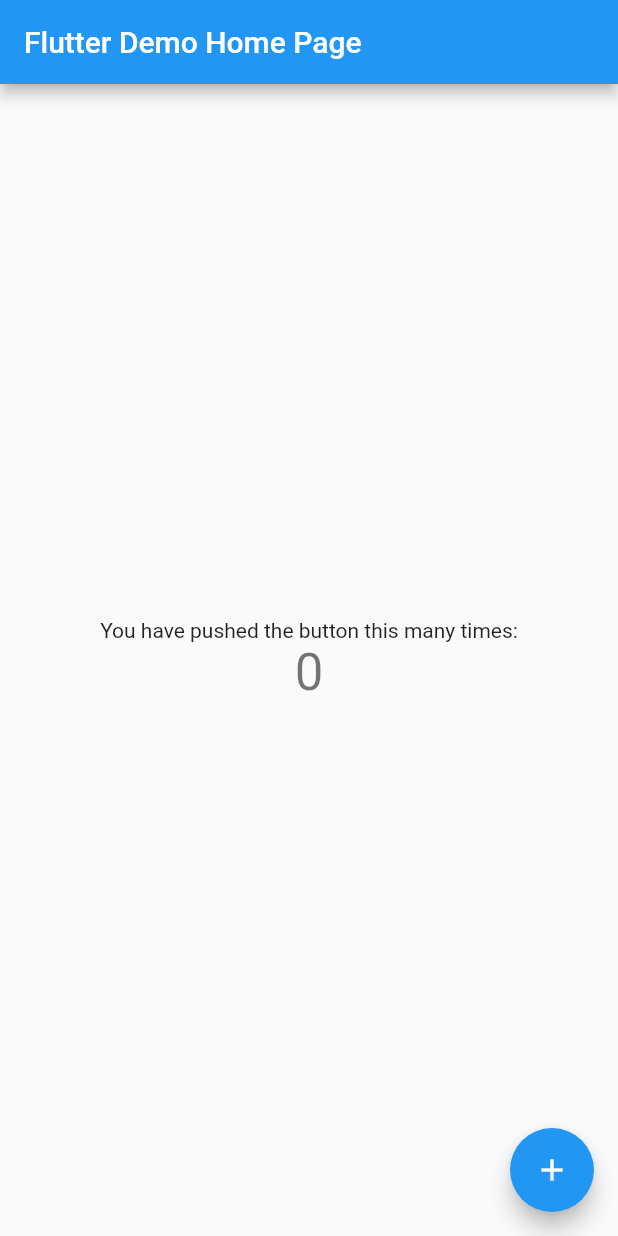
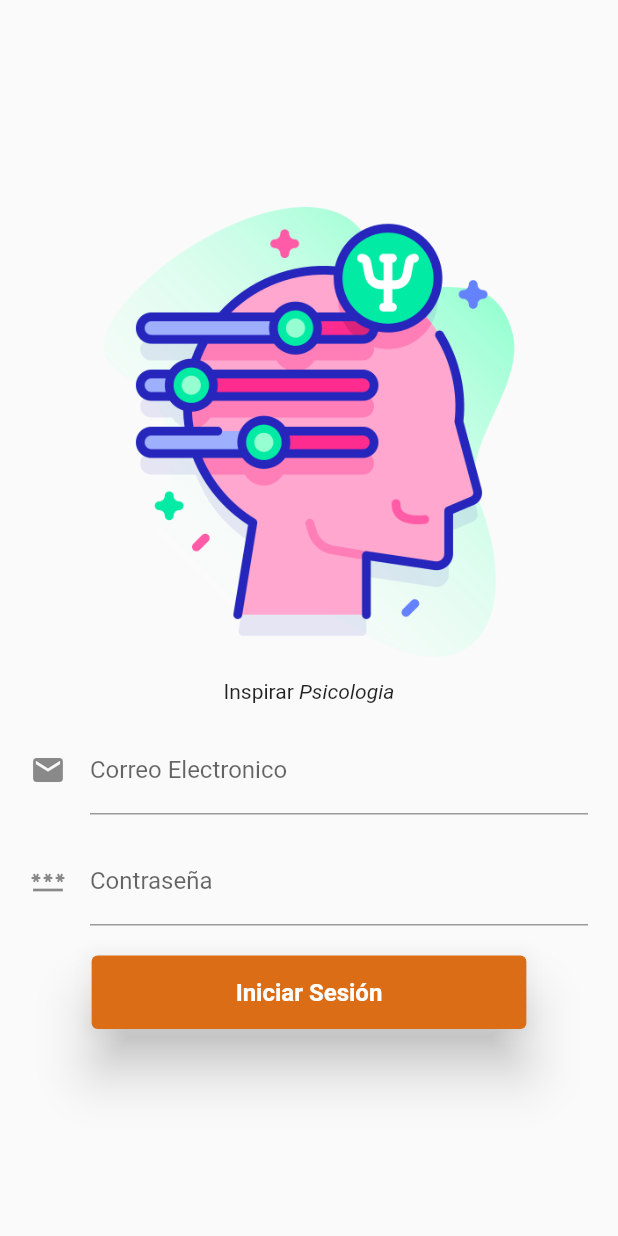
Before and after one commit to barloff2/inspirar_movil, a Flutter app: the screen it shows after launch, on a phone screen of 412 x 824 dp. Run offline on Flutter 3.47's test engine with Material 2 defaults, Android fonts, the light colour scheme and no system bars.

Commit message:
Creación login inspirar

```diff
--- a/lib/main.dart
+++ b/lib/main.dart
@@ -1,4 +1,5 @@
 import 'package:flutter/material.dart';
+import 'package:inspirar_project/src/pages/login_page.dart';
 
 void main() {
   runApp(const MyApp());
@@ -12,34 +13,20 @@
   Widget build(BuildContext context) {
     return MaterialApp(
       title: 'Flutter Demo',
+      debugShowCheckedModeBanner: false,
       theme: ThemeData(
-        // This is the theme of your application.
-        //
-        // Try running your application with "flutter run". You'll see the
-        // application has a blue toolbar. Then, without quitting the app, try
-        // changing the primarySwatch below to Colors.green and then invoke
-        // "hot reload" (press "r" in the console where you ran "flutter run",
-        // or simply save your changes to "hot reload" in a Flutter IDE).
-        // Notice that the counter didn't reset back to zero; the application
-        // is not restarted.
-        primarySwatch: Colors.blue,
+        visualDensity: VisualDensity.adaptivePlatformDensity,
       ),
-      home: const MyHomePage(title: 'Flutter Demo Home Page'),
+      initialRoute: LoginPage.id,
+      routes: {
+        LoginPage.id : (context) => LoginPage(),
+      }
     );
   }
 }
 
 class MyHomePage extends StatefulWidget {
   const MyHomePage({super.key, required this.title});
-
-  // This widget is the home page of your application. It is stateful, meaning
-  // that it has a State object (defined below) that contains fields that affect
-  // how it looks.
-
-  // This class is the configuration for the state. It holds the values (in this
-  // case the title) provided by the parent (in this case the App widget) and
-  // used by the build method of the State. Fields in a Widget subclass are
-  // always marked "final".
 
   final String title;
 
@@ -52,47 +39,18 @@
 
   void _incrementCounter() {
     setState(() {
-      // This call to setState tells the Flutter framework that something has
-      // changed in this State, which causes it to rerun the build method below
-      // so that the display can reflect the updated values. If we changed
-      // _counter without calling setState(), then the build method would not be
-      // called again, and so nothing would appear to happen.
       _counter++;
     });
   }
 
   @override
   Widget build(BuildContext context) {
-    // This method is rerun every time setState is called, for instance as done
-    // by the _incrementCounter method above.
-    //
-    // The Flutter framework has been optimized to make rerunning build methods
-    // fast, so that you can just rebuild anything that needs updating rather
-    // than having to individually change instances of widgets.
     return Scaffold(
       appBar: AppBar(
-        // Here we take the value from the MyHomePage object that was created by
-        // the App.build method, and use it to set our appbar title.
         title: Text(widget.title),
       ),
       body: Center(
-        // Center is a layout widget. It takes a single child and positions it
-        // in the middle of the parent.
         child: Column(
-          // Column is also a layout widget. It takes a list of children and
-          // arranges them vertically. By default, it sizes itself to fit its
-          // children horizontally, and tries to be as tall as its parent.
-          //
-          // Invoke "debug painting" (press "p" in the console, choose the
-          // "Toggle Debug Paint" action from the Flutter Inspector in Android
-          // Studio, or the "Toggle Debug Paint" command in Visual Studio Code)
-          // to see the wireframe for each widget.
-          //
-          // Column has various properties to control how it sizes itself and
-          // how it positions its children. Here we use mainAxisAlignment to
-          // center the children vertically; the main axis here is the vertical
-          // axis because Columns are vertical (the cross axis would be
-          // horizontal).
           mainAxisAlignment: MainAxisAlignment.center,
           children: <Widget>[
             const Text(
@@ -109,7 +67,7 @@
         onPressed: _incrementCounter,
         tooltip: 'Increment',
         child: const Icon(Icons.add),
-      ), // This trailing comma makes auto-formatting nicer for build methods.
+      ),
     );
   }
 }
--- /dev/null
+++ b/lib/src/pages/login_page.dart
@@ -0,0 +1,121 @@
+//import 'dart:html';
+
+import 'package:flutter/material.dart';
+
+class LoginPage extends StatefulWidget {
+  static String id = 'login_page';
+
+  @override
+  State<LoginPage> createState() => _LoginPageState();
+}
+
+class _LoginPageState extends State<LoginPage> {
+  @override
+  Widget build(BuildContext context) {
+    // ignore: prefer_const_constructors
+    return SafeArea(
+      child: Scaffold(
+          body: Center(
+            child: Column(
+              mainAxisAlignment: MainAxisAlignment.center,
+              children: [
+                Flexible(
+                  child: Image.asset('images/logo.png',
+                  height: 300.0,
+                  ),
+                ),
+                const SizedBox(height: 15.0,),
+                _titleHeader(),
+                const SizedBox(height: 15.0,),
+                _userTextField(),
+                const SizedBox(height: 15.0,),
+                _passwordTextField(),
+                const SizedBox(height: 20.0,),
+                _bottonLogin(),
+              ],
+            ),
+          ),
+        ),
+    );
+  }
+
+  Widget _userTextField() {
+    return StreamBuilder(
+      builder: (BuildContext context, AsyncSnapshot snapshot){
+        return Container(
+          padding: const EdgeInsets.symmetric(horizontal: 20.0),
+          child: TextField(
+            keyboardType: TextInputType.emailAddress,
+            decoration: const InputDecoration(
+              icon: Icon(Icons.email),
+              hintText: 'ejemplo@correo.com',
+              labelText: 'Correo Electronico',
+            ),
+            onChanged: (value){
+
+            },
+          )
+        );
+      }
+    );
+  }
+
+  Widget _passwordTextField() {
+    return StreamBuilder(
+      builder: (BuildContext context, AsyncSnapshot snapshot){
+        return Container(
+          padding: const EdgeInsets.symmetric(horizontal: 20.0),
+          child: TextField(
+            keyboardType: TextInputType.emailAddress,
+            obscureText: true,
+            decoration: const InputDecoration(
+              icon: Icon(Icons.password),
+              hintText: 'Contrasena',
+              labelText: 'Contraseña',
+            ),
+             onChanged: (value){
+
+            },
+          )
+        );
+      }
+    );
+  }
+  Widget _bottonLogin() {
+    return StreamBuilder(
+      builder: (BuildContext context, AsyncSnapshot snapshot){
+        return ElevatedButton(
+          style: ElevatedButton.styleFrom(
+            primary: const Color.fromARGB(255, 218, 109, 21),
+            elevation: 15.0,
+          ),
+          onPressed: (){} ,
+          child: Container(
+            padding: const EdgeInsets.symmetric(horizontal: 80.0, vertical: 15.0),
+            child: const Text('Iniciar Sesión',
+              style: TextStyle(
+                fontSize: 16.0,
+                fontWeight: FontWeight.bold
+              ),
+            ),
+          )
+        );
+      }
+    );
+  }
+
+  Widget _titleHeader(){
+    return StreamBuilder(
+      builder: (BuildContext context, AsyncSnapshot snapshot) {
+        return const Text.rich(
+          TextSpan(
+            text: 'Inspirar',
+            children: <TextSpan>[
+              TextSpan(text: ' Psicologia', style: TextStyle(fontStyle: FontStyle.italic)),
+            ]
+          ),
+        );
+      }
+    );
+  }
+}
--- a/pubspec.yaml
+++ b/pubspec.yaml
@@ -62,6 +62,8 @@
   # assets:
   #   - images/a_dot_burr.jpeg
   #   - images/a_dot_ham.jpeg
+  assets:
+    - images/logo.png
 
   # An image asset can refer to one or more resolution-specific "variants", see
   # https://flutter.dev/assets-and-images/#resolution-aware
```
Also changed, not shown: images/logo.png (added), 1 other file.
